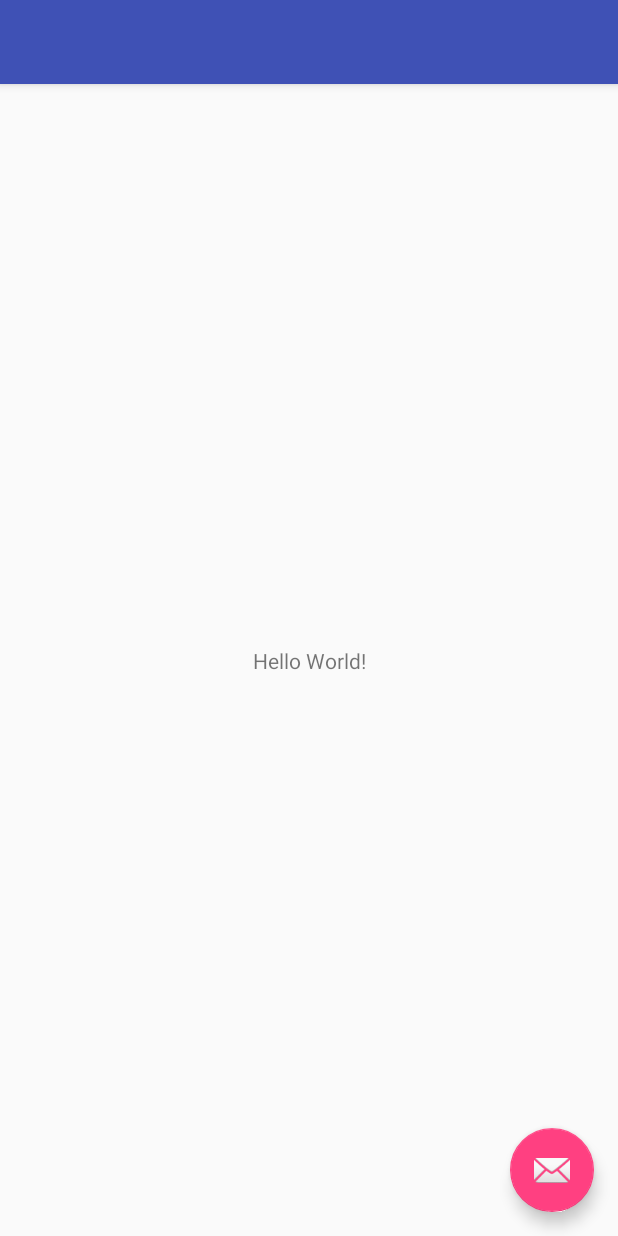
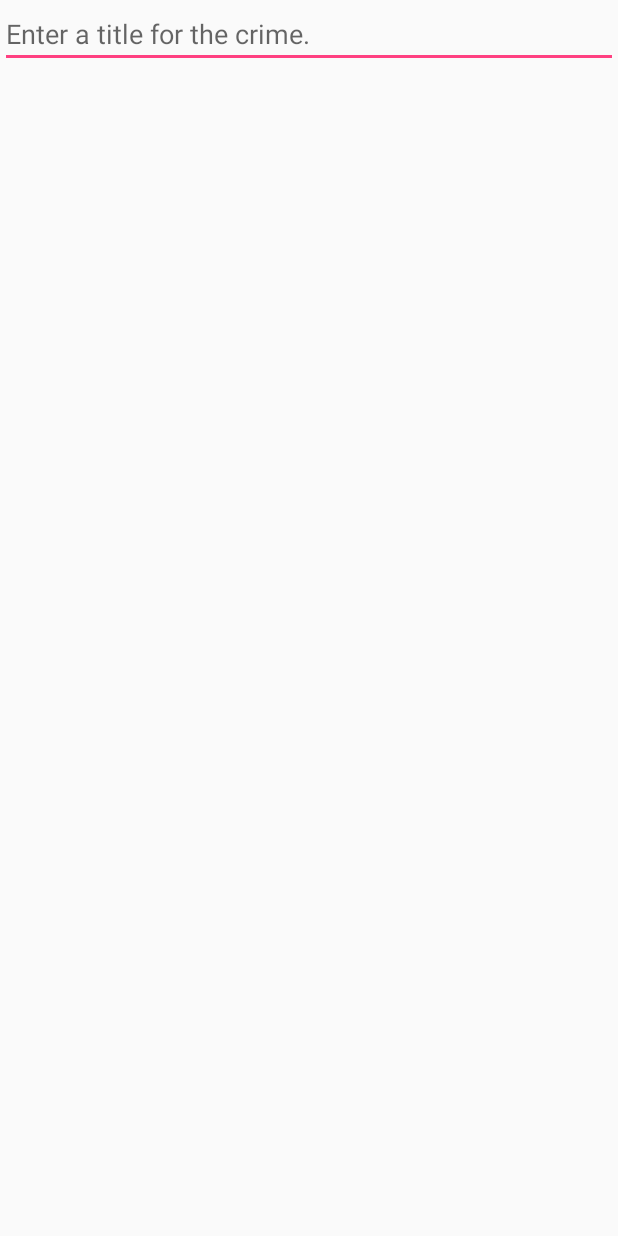
Before and after one commit to RudsonCarvalho/criminalintent, an Android app: the screen it shows after launch (CrimeActivity), on a phone screen of 412 x 824 dp. Run offline under Robolectric (Android 15) with nearby library versions, the phone set to English and light mode, and no system bars.

```diff
--- a/app/src/main/java/com/bignerdranch/android/criminalintent/CrimeActivity.java
+++ b/app/src/main/java/com/bignerdranch/android/criminalintent/CrimeActivity.java
@@ -1,7 +1,14 @@
 package com.bignerdranch.android.criminalintent;
 
 import android.os.Bundle;
+import android.support.v4.app.Fragment;
 import android.support.v4.app.FragmentActivity;
+import android.support.v4.app.FragmentManager;
+
+/***
+ *  Created by rudsonkiyoshi on 27/03/17.
+ *  CrimeActivity controller
+ */
 
 public class CrimeActivity extends FragmentActivity {
 
@@ -10,6 +17,15 @@ public class CrimeActivity extends FragmentActivity {
         super.onCreate(savedInstanceState);
         setContentView(R.layout.activity_crime);
 
+        FragmentManager fm = getSupportFragmentManager();
+        Fragment fragment = fm.findFragmentById(R.id.fragment_container);
+
+        if (fragment == null) {
+            fragment = new CrimeFragment();
+            fm.beginTransaction()
+                    .add(R.id.fragment_container, fragment)
+                    .commit();
+        }
     }
 
 
--- /dev/null
+++ b/app/src/main/java/com/bignerdranch/android/criminalintent/CrimeFragment.java
@@ -0,0 +1,58 @@
+package com.bignerdranch.android.criminalintent;
+
+import android.os.Bundle;
+import android.support.annotation.Nullable;
+import android.support.v4.app.Fragment;
+import android.text.Editable;
+import android.text.TextWatcher;
+import android.view.LayoutInflater;
+import android.view.View;
+import android.view.ViewGroup;
+import android.widget.EditText;
+
+/**
+ * Created by rudsonkiyoshi on 29/03/17.
+ * CrimeFragment Controller
+ */
+
+public class CrimeFragment extends Fragment {
+
+    private Crime mCrime;
+    private EditText mTitleField;
+
+
+    @Override
+    public void onCreate(@Nullable Bundle savedInstanceState) {
+        super.onCreate(savedInstanceState);
+        mCrime = new Crime();
+    }
+
+    @Nullable
+    @Override
+    public View onCreateView(LayoutInflater inflater, @Nullable ViewGroup container, @Nullable Bundle savedInstanceState) {
+
+        View view = inflater.inflate(R.layout.fragment_crime, container,false);
+
+        mTitleField = (EditText)  view.findViewById(R.id.crime_title);
+        mTitleField.addTextChangedListener(new TextWatcher() {
+            @Override
+            public void beforeTextChanged(
+                    CharSequence s, int start, int count, int after) {
+            }
+
+            @Override
+            public void onTextChanged(
+                    CharSequence s, int start, int before, int count) {
+                mCrime.setTitle(s.toString());
+            }
+
+            @Override
+            public void afterTextChanged(Editable s) {
+
+            }
+        });
+
+        return view;
+
+    }
+}
--- a/app/src/main/res/layout/activity_crime.xml
+++ b/app/src/main/res/layout/activity_crime.xml
@@ -1,34 +1,14 @@
 <?xml version="1.0" encoding="utf-8"?>
-<android.support.design.widget.CoordinatorLayout
+<FrameLayout
     xmlns:android="http://schemas.android.com/apk/res/android"
     xmlns:app="http://schemas.android.com/apk/res-auto"
-    xmlns:tools="http://schemas.android.com/tools"
     android:layout_width="match_parent"
     android:layout_height="match_parent"
-    tools:context="com.bignerdranch.android.criminalintent.CrimeActivity">
+    android:id="@+id/fragment_container"
+ >
 
-    <android.support.design.widget.AppBarLayout
-        android:layout_width="match_parent"
-        android:layout_height="wrap_content"
-        android:theme="@style/AppTheme.AppBarOverlay">
 
-        <android.support.v7.widget.Toolbar
-            android:id="@+id/toolbar"
-            android:layout_width="match_parent"
-            android:layout_height="?attr/actionBarSize"
-            android:background="?attr/colorPrimary"
-            app:popupTheme="@style/AppTheme.PopupOverlay"/>
 
-    </android.support.design.widget.AppBarLayout>
 
-    <include layout="@layout/content_crime"/>
 
-    <android.support.design.widget.FloatingActionButton
-        android:id="@+id/fab"
-        android:layout_width="wrap_content"
-        android:layout_height="wrap_content"
-        android:layout_gravity="bottom|end"
-        android:layout_margin="@dimen/fab_margin"
-        app:srcCompat="@android:drawable/ic_dialog_email"/>
-
-</android.support.design.widget.CoordinatorLayout>
+</FrameLayout>
--- a/app/src/main/res/layout/content_crime.xml
+++ /dev/null
@@ -1,21 +0,0 @@
-<?xml version="1.0" encoding="utf-8"?>
-<android.support.constraint.ConstraintLayout
-    xmlns:android="http://schemas.android.com/apk/res/android"
-    xmlns:app="http://schemas.android.com/apk/res-auto"
-    xmlns:tools="http://schemas.android.com/tools"
-    android:layout_width="match_parent"
-    android:layout_height="match_parent"
-    app:layout_behavior="@string/appbar_scrolling_view_behavior"
-    tools:context="com.bignerdranch.android.criminalintent.CrimeActivity"
-    tools:showIn="@layout/activity_crime">
-
-    <TextView
-        android:layout_width="wrap_content"
-        android:layout_height="wrap_content"
-        android:text="Hello World!"
-        app:layout_constraintBottom_toBottomOf="parent"
-        app:layout_constraintLeft_toLeftOf="parent"
-        app:layout_constraintRight_toRightOf="parent"
-        app:layout_constraintTop_toTopOf="parent"/>
-
-</android.support.constraint.ConstraintLayout>
--- /dev/null
+++ b/app/src/main/res/layout/fragment_crime.xml
@@ -0,0 +1,14 @@
+<?xml version="1.0" encoding="utf-8"?>
+<LinearLayout xmlns:android="http://schemas.android.com/apk/res/android"
+              android:orientation="vertical"
+              android:layout_width="match_parent"
+              android:layout_height="match_parent">
+
+    <EditText
+        android:layout_width="match_parent"
+        android:layout_height="wrap_content"
+        android:hint="@string/crime_title_hint"
+        android:id="@+id/crime_title"
+        />
+
+</LinearLayout>
--- a/app/src/main/res/values/strings.xml
+++ b/app/src/main/res/values/strings.xml
@@ -1,4 +1,5 @@
 <resources>
     <string name="app_name">CriminalIntent</string>
     <string name="action_settings">Settings</string>
+    <string name="crime_title_hint">Enter a title for the crime.</string>
 </resources>
```
